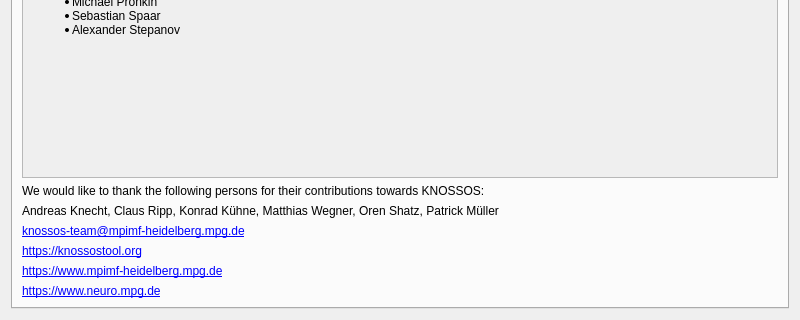
Old version of the form widgets/aboutdialog.ui in the repository knossos-project/knossos; both pictures show x 0 to 800 and y 415 to 735 of the 800 by 735 pixel window.
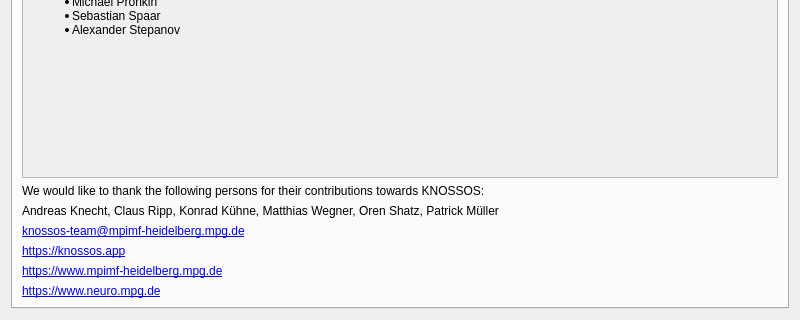
New version of the form. Icons and pictures are not drawn.

Commit message: Replace knossostool.org with knossos.app

```diff
--- a/widgets/aboutdialog.ui
+++ b/widgets/aboutdialog.ui
@@ -280,7 +280,7 @@
          <item>
           <widget class="QLabel" name="webLabel">
            <property name="text">
-            <string>&lt;a href=&quot;https://knossostool.org&quot;&gt;https://knossostool.org&lt;/a&gt;</string>
+            <string>&lt;a href=&quot;https://knossos.app&quot;&gt;https://knossos.app&lt;/a&gt;</string>
            </property>
            <property name="openExternalLinks">
             <bool>true</bool>
```
The commit also changes 128 other files.
